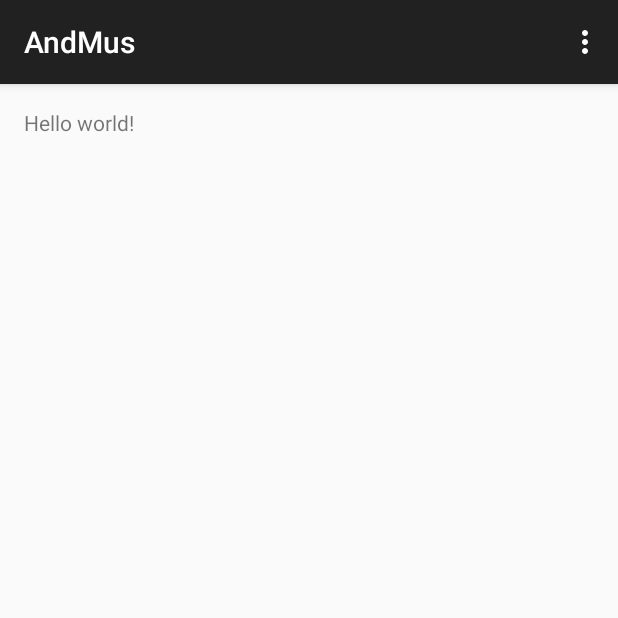
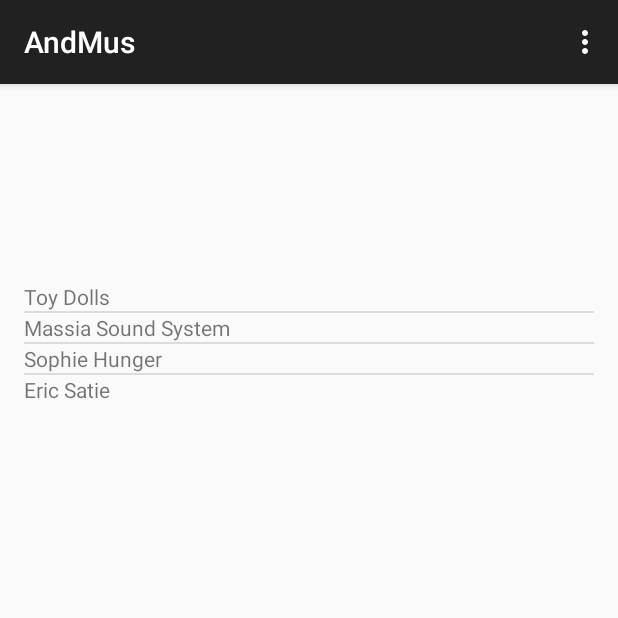
Before and after one commit to coolt/AndMus, an Android app: the screen it shows after launch (MainActivity), on a phone screen of 412 x 824 dp, the top half of it. Run offline under Robolectric (Android 15) with nearby library versions, the phone set to English and light mode, and no system bars.

Commit message:
Put ListView in Fragment

```diff
--- a/app/build.gradle
+++ b/app/build.gradle
@@ -20,4 +20,5 @@ android {
 
 dependencies {
     compile 'com.android.support:appcompat-v7:+'
+    compile 'com.android.support:support-v4:+'
 }
--- a/app/src/main/java/com/andmus/app/MainActivity.java
+++ b/app/src/main/java/com/andmus/app/MainActivity.java
@@ -1,7 +1,7 @@
 package com.andmus.app;
 
+import android.support.v4.app.FragmentActivity;
 import android.support.v7.app.ActionBarActivity;
-import android.support.v7.app.ActionBar;
 import android.support.v4.app.Fragment;
 import android.os.Bundle;
 import android.view.LayoutInflater;
@@ -9,7 +9,8 @@ import android.view.Menu;
 import android.view.MenuItem;
 import android.view.View;
 import android.view.ViewGroup;
-import android.os.Build;
+import android.widget.ArrayAdapter;
+import android.widget.ListView;
 
 public class MainActivity extends ActionBarActivity {
 
@@ -60,6 +61,19 @@ public class MainActivity extends ActionBarActivity {
             View rootView = inflater.inflate(R.layout.fragment_main, container, false);
             return rootView;
         }
+
+        @Override
+        public void onActivityCreated(Bundle savedInstanceState) {
+            super.onActivityCreated(savedInstanceState);
+            populateDirectoriesListView();
+        }
+
+        private void populateDirectoriesListView() {
+            String[] directories = {"Toy Dolls","Massia Sound System","Sophie Hunger","Eric Satie"};
+            FragmentActivity activity = getActivity();
+            ArrayAdapter<String> adapter = new ArrayAdapter<String>(activity, R.layout.directories_item, directories);
+            ListView list = (ListView) activity.findViewById(R.id.directories);
+            list.setAdapter(adapter);
+        }
     }
-
 }
--- a/app/src/main/res/layout/activity_main.xml
+++ b/app/src/main/res/layout/activity_main.xml
@@ -4,4 +4,6 @@
     android:layout_width="match_parent"
     android:layout_height="match_parent"
     tools:context="com.andmus.app.MainActivity"
-    tools:ignore="MergeRootFrame" />
+    tools:ignore="MergeRootFrame" >
+
+</FrameLayout>
--- /dev/null
+++ b/app/src/main/res/layout/directories_item.xml
@@ -0,0 +1,6 @@
+<?xml version="1.0" encoding="utf-8"?>
+
+<TextView xmlns:android="http://schemas.android.com/apk/res/android"
+    android:layout_width="match_parent" android:layout_height="match_parent">
+
+</TextView>
--- a/app/src/main/res/layout/fragment_main.xml
+++ b/app/src/main/res/layout/fragment_main.xml
@@ -2,15 +2,20 @@
     xmlns:tools="http://schemas.android.com/tools"
     android:layout_width="match_parent"
     android:layout_height="match_parent"
+    android:id="@+id/fragment_main"
     android:paddingLeft="@dimen/activity_horizontal_margin"
     android:paddingRight="@dimen/activity_horizontal_margin"
     android:paddingTop="@dimen/activity_vertical_margin"
     android:paddingBottom="@dimen/activity_vertical_margin"
     tools:context="com.andmus.app.MainActivity$PlaceholderFragment">
 
-    <TextView
-        android:text="@string/hello_world"
+    <ListView
         android:layout_width="wrap_content"
-        android:layout_height="wrap_content" />
-
+        android:layout_height="wrap_content"
+        android:id="@+id/directories"
+        android:layout_alignParentTop="true"
+        android:layout_alignParentLeft="true"
+        android:layout_alignParentStart="true"
+        android:layout_marginTop="116dp"
+        android:choiceMode="singleChoice" />
 </RelativeLayout>
```
